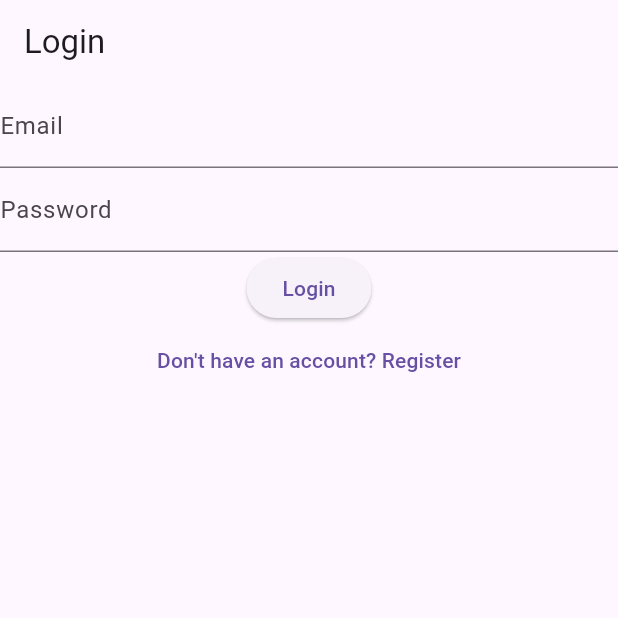
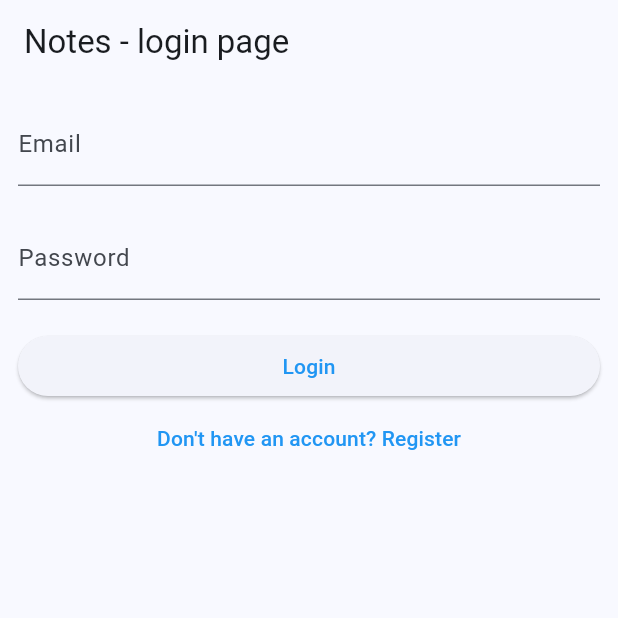
Before and after one commit to biplobsd/notes, a Flutter app: the screen it shows after launch, on a phone screen of 412 x 824 dp, the top half of it. Run offline on Flutter 3.47's test engine with Material 3 defaults, Android fonts, the phone set to English and light mode, and no system bars; our stand-ins replace cloud_firestore, either_dart, equatable, firebase_auth, firebase_core, flutter_riverpod and 2 more; accounts and stored records are empty.

Commit message:
Added padding login page, registration page

```diff
--- a/lib/layers/presentation/pages/login_page.dart
+++ b/lib/layers/presentation/pages/login_page.dart
@@ -12,7 +12,7 @@ class LoginPage extends ConsumerWidget {
     final authState = ref.watch(authProvider);
 
     return Scaffold(
-      appBar: AppBar(title: const Text("Login")),
+      appBar: AppBar(title: const Text("Notes - login page")),
       body: authState.when(
         initial: () => LoginForm(),
         loading: () => const Center(child: CircularProgressIndicator()),
--- a/lib/layers/presentation/pages/registration_page.dart
+++ b/lib/layers/presentation/pages/registration_page.dart
@@ -12,13 +12,13 @@ class RegistrationPage extends ConsumerWidget {
     final authState = ref.watch(authProvider);
 
     return Scaffold(
-      appBar: AppBar(title: const Text("Register")),
+      appBar: AppBar(title: const Text("Notes - Register")),
       body: authState.when(
         initial: () => RegisterForm(),
         loading: () => const Center(child: CircularProgressIndicator()),
         authenticated: (user) {
           Future.microtask(() {
-            context.go('/home');
+            context.go('/');
           });
           return Center(child: Text('Welcome, ${user.email}!'));
         },
--- a/lib/layers/presentation/widgets/login_form.dart
+++ b/lib/layers/presentation/widgets/login_form.dart
@@ -11,18 +11,23 @@ class LoginForm extends ConsumerWidget {
 
   @override
   Widget build(BuildContext context, WidgetRef ref) {
-    return Form(
+    return Padding(
+      padding: const EdgeInsets.all(12.0),
+      child: Form(
         child: Column(
+          crossAxisAlignment: CrossAxisAlignment.stretch,
           children: [
             TextFormField(
               controller: _emailController,
               decoration: const InputDecoration(labelText: 'Email'),
             ),
+            const SizedBox(height: 20),
             TextFormField(
               controller: _passwordController,
               decoration: const InputDecoration(labelText: 'Password'),
               obscureText: true,
             ),
+            const SizedBox(height: 20),
             ElevatedButton(
               onPressed: () {
                 final email = _emailController.text;
@@ -37,6 +42,7 @@ class LoginForm extends ConsumerWidget {
             ),
           ],
         ),
+      ),
     );
   }
 }
--- a/lib/main.dart
+++ b/lib/main.dart
@@ -17,6 +17,14 @@ class MyApp extends StatelessWidget {
     return MaterialApp.router(
       title: 'Notes',
       routerConfig: gorouter,
+      theme: ThemeData(
+        colorScheme: ColorScheme.fromSeed(
+          seedColor: Colors.blue,
+          primary: Colors.blue,
+          secondary: Colors.green,
+        ),
+        useMaterial3: true,
+      ),
     );
   }
 }
```
Also changed, not shown: lib/layers/presentation/pages/splash_page.dart (+3 -17 lines), lib/layers/presentation/widgets/logo.dart (added, +24 -0 lines), lib/layers/presentation/widgets/register_form.dart (+9 -2 lines). Lines whose indentation alone changed are shown as unchanged.
